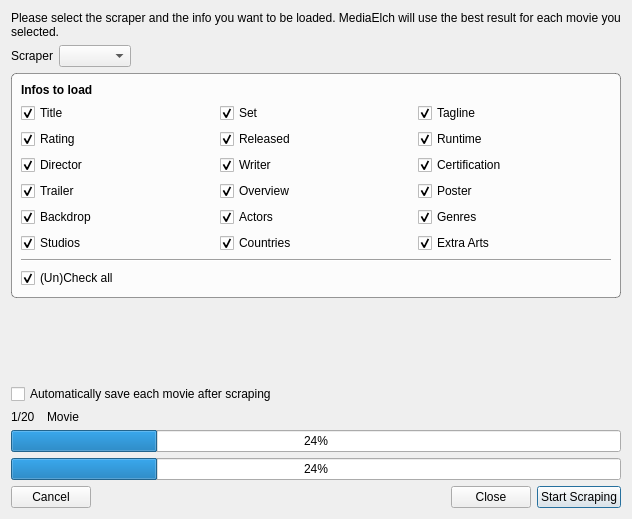
This is movies/MovieMultiScrapeDialog.ui in Komet/MediaElch as Qt 5 draws it before an edit. The edited form follows.
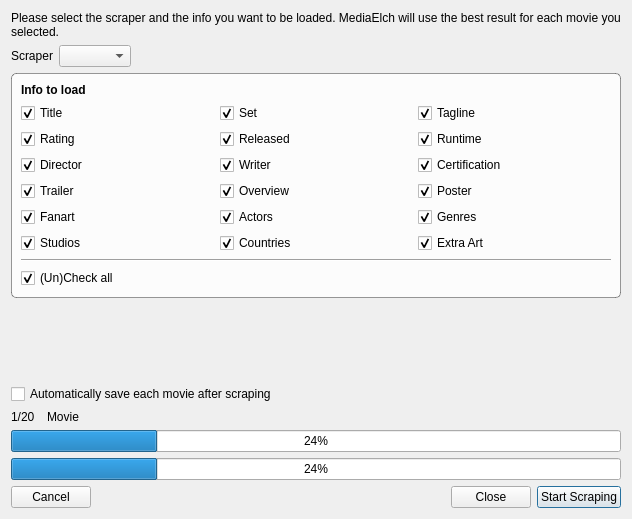
This is the edited form. Icons and pictures are not drawn. Custom widgets are drawn as their Qt base class.

```diff
--- a/movies/MovieMultiScrapeDialog.ui
+++ b/movies/MovieMultiScrapeDialog.ui
@@ -89,7 +89,7 @@
          </font>
         </property>
         <property name="text">
-         <string>Infos to load</string>
+         <string>Info to load</string>
         </property>
        </widget>
       </item>
@@ -111,7 +111,7 @@
            <string>Logo, Clear Art, CD Art</string>
           </property>
           <property name="text">
-           <string>Extra Arts</string>
+           <string>Extra Art</string>
           </property>
           <property name="checked">
            <bool>true</bool>
@@ -161,7 +161,7 @@
         <item row="4" column="0">
          <widget class="MyCheckBox" name="chkBackdrop">
           <property name="text">
-           <string>Backdrop</string>
+           <string>Fanart</string>
           </property>
           <property name="checked">
            <bool>true</bool>
```
